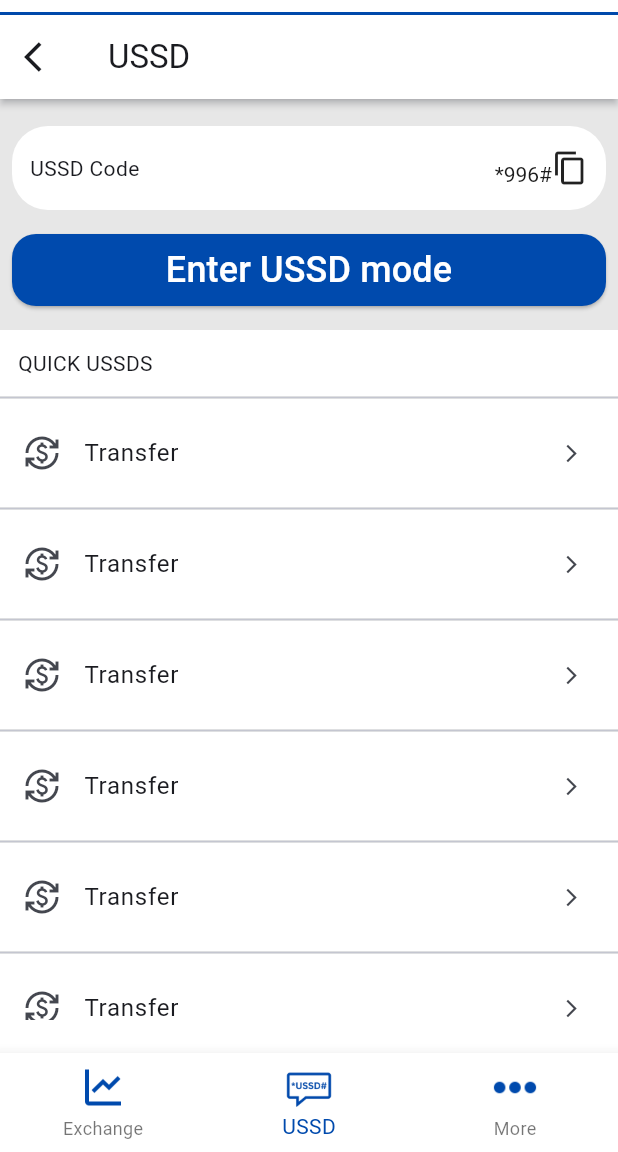
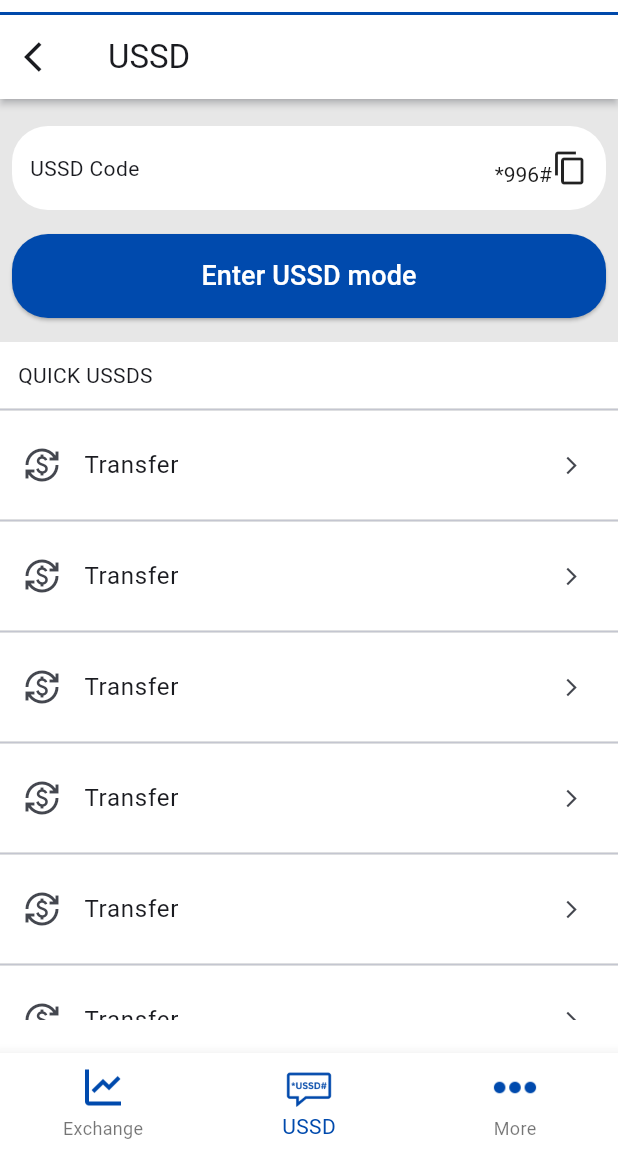
Before and after one commit to fikireab-m/amole-lite-clone, a Flutter app: the screen it shows after launch, item 2 of the bottom bar chosen, on a phone screen of 412 x 824 dp, the part 84-1236 px from its top. Run offline on Flutter 3.47's test engine with Material 3 defaults, Android fonts, the phone set to English and light mode, and no system bars; missing offline and left inert: country_flags.

Commit message:
btn customization

```diff
--- a/lib/screens/login/login.dart
+++ b/lib/screens/login/login.dart
@@ -139,6 +139,9 @@ class _LoginPageState extends State<LoginPage> {
                                   callback: () {},
                                   command: 'Login',
                                   color: ColorConst.primaryColor,
+                                  size: 48.0,
+                                  fSize: 24.0,
+                                  radius: 16.0,
                                 ),
                               ],
                             ),
--- a/lib/screens/ussd/ussd.dart
+++ b/lib/screens/ussd/ussd.dart
@@ -78,6 +78,9 @@ class USSD extends StatelessWidget {
                                           callback: () {},
                                           command: 'Enter USSD mode',
                                           color: ColorConst.primaryColor,
+                                          size: 56.0,
+                                          fSize: 18.0,
+                                          radius: 24.0,
                                         ),
                                       ),
                                       Container(
--- a/lib/screens/widgets/common_btn.dart
+++ b/lib/screens/widgets/common_btn.dart
@@ -1,34 +1,41 @@
+import 'package:amole_lite/constants/const_colors.dart';
 import 'package:flutter/material.dart';
 
 class ButCommon extends StatelessWidget {
   final VoidCallback callback;
   final String command;
   final Color color;
+  final double fSize;
+  final double radius;
+  final double size;
   const ButCommon({
     super.key,
     required this.callback,
     required this.command,
     required this.color,
+    required this.fSize,
+    required this.size,
+    required this.radius,
   });
 
   @override
   Widget build(BuildContext context) {
     return SizedBox(
       width: double.infinity,
-      height: 48.0,
+      height: size,
       child: ElevatedButton(
         onPressed: callback,
         style: ElevatedButton.styleFrom(
           backgroundColor: color,
           shape: RoundedRectangleBorder(
-            borderRadius: BorderRadius.circular(16.0),
+            borderRadius: BorderRadius.circular(radius),
           ),
         ),
         child: Text(
           command,
-          style: const TextStyle(
-            color: Color(0xFFFFFFFF),
-            fontSize: 24.0,
+          style: TextStyle(
+            color: ColorConst.lightBackground,
+            fontSize: fSize,
             fontWeight: FontWeight.w500,
           ),
         ),
```
